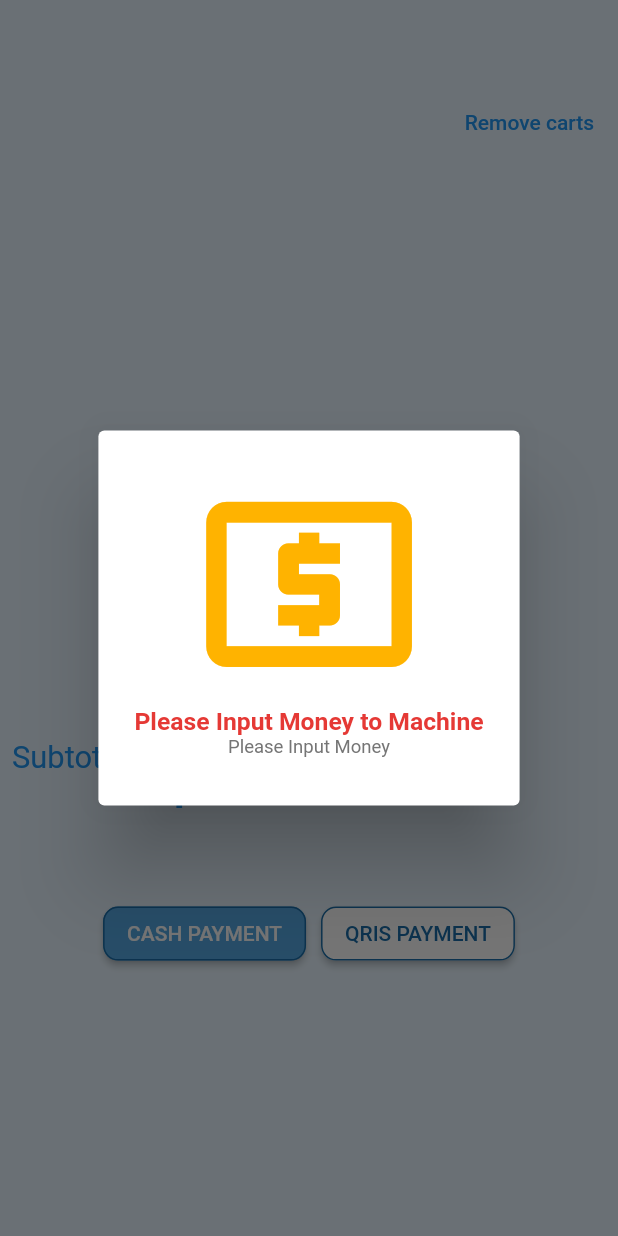
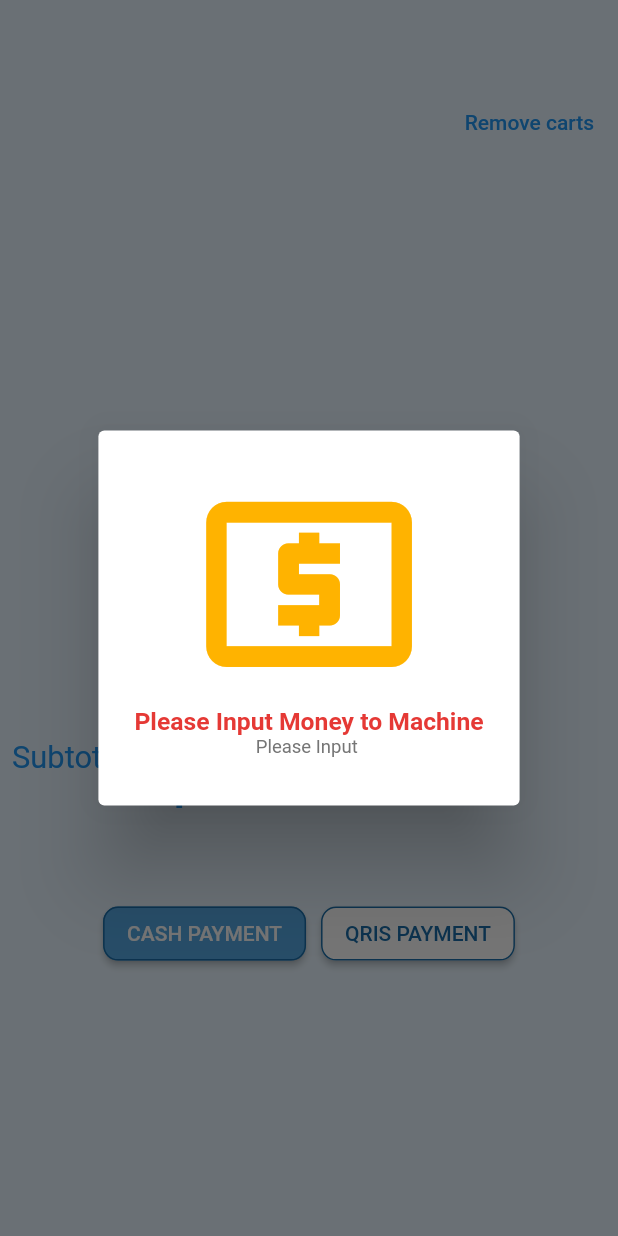
Before and after one commit to elmoagusti/isolution, a Flutter app: the CartPage screen opened directly, after a tap on "CASH PAYMENT", on a phone screen of 412 x 824 dp. Run offline on Flutter 3.47's test engine with Material 2 defaults, Android fonts, the phone set to English and light mode, and no system bars; our stand-ins replace get, qr_flutter.

Commit message:
ubah money

```diff
--- a/lib/view/cartpage.dart
+++ b/lib/view/cartpage.dart
@@ -128,7 +128,7 @@ class CartPage extends StatelessWidget {
                           ),
                         ),
                         onPressed: () {
-                          message(context, "Please Input Money", false);
+                          message(context, "Please Input ", false);
 
                           //fake process data to APi
                           Timer(const Duration(seconds: 10), () {
```
